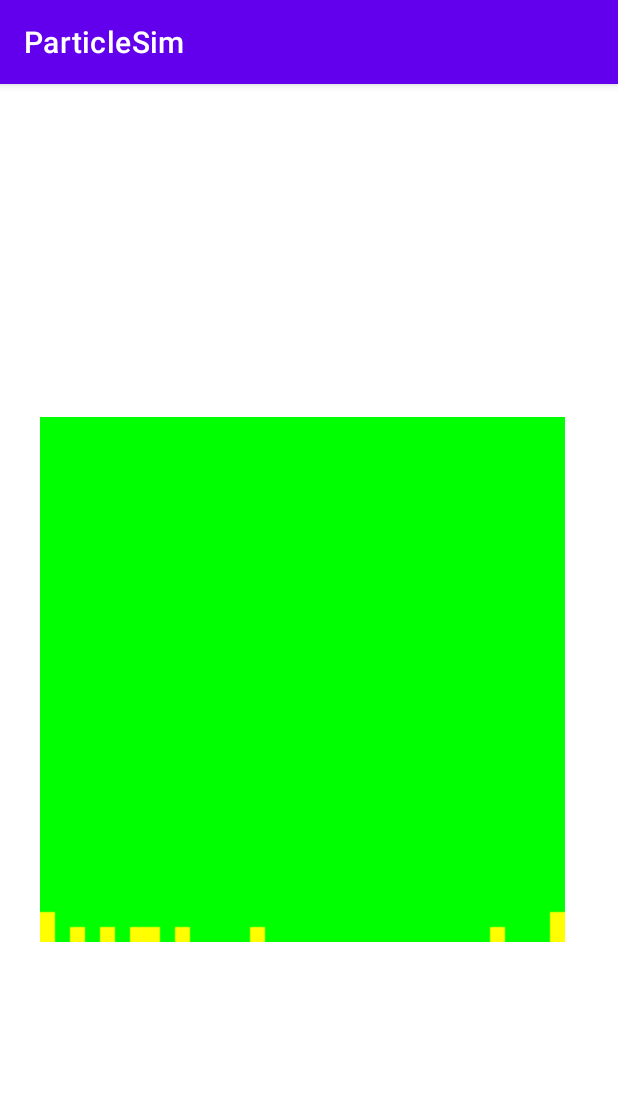
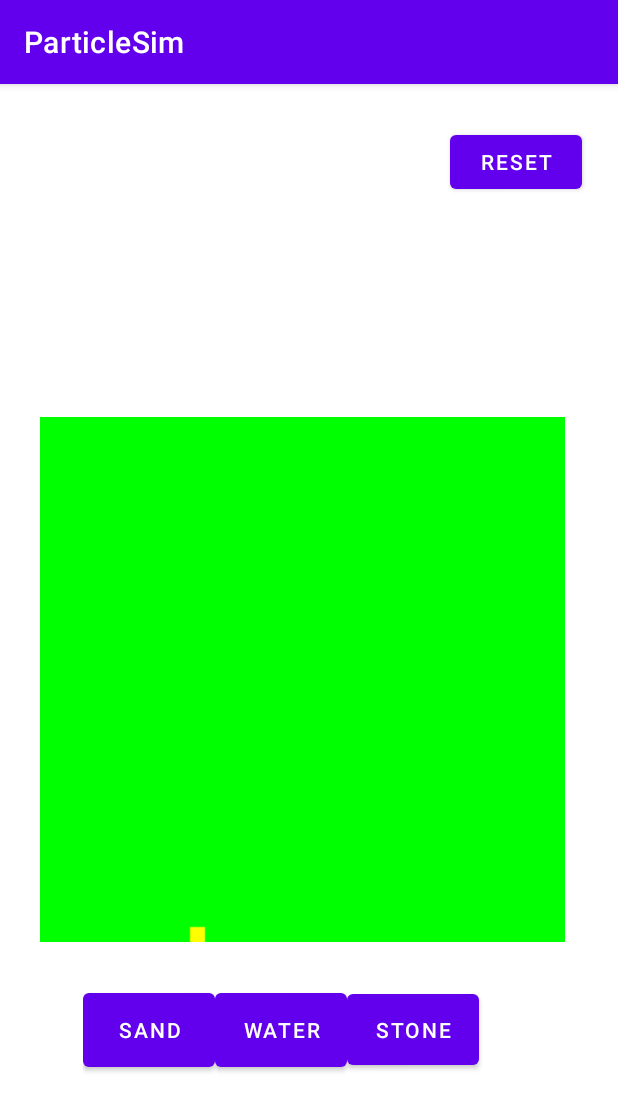
Before and after one commit to DoctorFoxy/ParticleSim, an Android app: the screen it shows after launch (MainActivity), on a phone screen of 412 x 824 dp. Shown: the top 1111 px of the screen. Run offline under Robolectric (Android 15) with nearby library versions, the phone set to English and light mode, and no system bars.

Commit message:
Added buttons for water, sand, stone and reset

```diff
--- a/app/build.gradle
+++ b/app/build.gradle
@@ -37,6 +37,7 @@ dependencies {
     implementation 'androidx.constraintlayout:constraintlayout:2.1.3'
     implementation 'androidx.navigation:navigation-fragment:2.3.5'
     implementation 'androidx.navigation:navigation-ui:2.3.5'
+    implementation 'androidx.gridlayout:gridlayout:1.0.0'
     testImplementation 'junit:junit:4.13.2'
     androidTestImplementation 'androidx.test.ext:junit:1.1.3'
     androidTestImplementation 'androidx.test.espresso:espresso-core:3.4.0'
--- a/app/src/main/java/com/example/particlesim/MainActivity.java
+++ b/app/src/main/java/com/example/particlesim/MainActivity.java
@@ -33,7 +33,6 @@ public class MainActivity extends AppCompatActivity {
     private Type selectedType;
 
     private boolean pressing;
-    private boolean halfTimePress;
     private int latestX;
     private int latestY;
 
@@ -48,7 +47,6 @@ public class MainActivity extends AppCompatActivity {
         simSpeed = 50;
         selectedType = Type.SAND;
         pressing = false;
-        halfTimePress = true;
 
         //
         gameBitmap = Bitmap.createBitmap(350,350, Bitmap.Config.ARGB_8888);
@@ -58,27 +56,15 @@ public class MainActivity extends AppCompatActivity {
         imageViewGame = (ImageView) findViewById(R.id.imageViewGame);
         imageViewGame.setImageBitmap(gameBitmap);
 
-        //Testing stuff
         particleWorld = new ParticleWorld(35,35);
-        Particle sand = new SandParticle(particleWorld);
-        //particleWorld.setParticle(2,6, new StoneParticle(particleWorld));
-        particleWorld.setParticle(2,2, sand);
-        particleWorld.setParticle(0,0, sand);
-        particleWorld.setParticle(4,0, sand);
-        particleWorld.setParticle(6,0, sand);
-        particleWorld.setParticle(7,0, sand);
-        particleWorld.setParticle(0,1, sand);
-        particleWorld.setParticle(9,0, sand);
-        particleWorld.setParticle(14,0, sand);
-        particleWorld.setParticle(34,0, sand);
-        particleWorld.setParticle(34,34, sand);
-        particleWorld.setParticle(30,11, new SandParticle(particleWorld));
+
+        particleWorld.setParticle(10,10,new SandParticle(particleWorld));
 
         //Repeats code
         tickHandler = new Handler();
         repeatedCode.run();
 
-        //Imageview Listener
+        //Imageview Listener (Game listener)
         imageViewGame.setOnTouchListener(new View.OnTouchListener() {
             @Override
             public boolean onTouch(View v, MotionEvent event) {
@@ -91,7 +77,6 @@ public class MainActivity extends AppCompatActivity {
                     latestX = parsedX;
                     latestY = parsedY;
                     newParticle(parsedX, parsedY, selectedType);
-                    halfTimePress = true;
                     pressing = true;
                 }
                 else if (event.getAction() == MotionEvent.ACTION_UP){
@@ -112,6 +97,32 @@ public class MainActivity extends AppCompatActivity {
                 return true;
             }
         });
+
+        //Button Listeners
+        findViewById(R.id.selectButtonSand).setOnClickListener(new View.OnClickListener() {
+            public void onClick(View v) {
+                selectedType = Type.SAND;
+            }
+        });
+
+        findViewById(R.id.selectButtonStone).setOnClickListener(new View.OnClickListener() {
+            public void onClick(View v) {
+                selectedType = Type.STONE;
+            }
+        });
+
+        findViewById(R.id.selectButtonWater).setOnClickListener(new View.OnClickListener() {
+            public void onClick(View v) {
+                selectedType = Type.WATER;
+            }
+        });
+
+        findViewById(R.id.resetButton).setOnClickListener(new View.OnClickListener() {
+            public void onClick(View v) {
+                particleWorld.fillWorldEmpty();
+                refresh();
+            }
+        });
     }
 
     Runnable repeatedCode = new Runnable() {
@@ -122,13 +133,7 @@ public class MainActivity extends AppCompatActivity {
 
             //Pressing stuff
             if (pressing) {
-                if (halfTimePress) {
-                    halfTimePress = false;
-                }
-                else {
-                    halfTimePress = true;
-                    newParticle(latestX,latestY,selectedType);
-                }
+                newParticle(latestX,latestY,selectedType);
             }
 
 
--- a/app/src/main/res/layout/activity_main.xml
+++ b/app/src/main/res/layout/activity_main.xml
@@ -16,5 +16,52 @@
         app:layout_constraintEnd_toEndOf="parent"
         app:layout_constraintHorizontal_bias="0.432"
         app:layout_constraintStart_toStartOf="parent"
-        app:srcCompat="@drawable/ic_launcher_background" />
+        app:srcCompat="@drawable/ic_launcher_background"
+        tools:ignore="ImageContrastCheck" />
+
+    <androidx.gridlayout.widget.GridLayout
+        android:layout_width="301dp"
+        android:layout_height="133dp"
+        android:layout_marginTop="28dp"
+        app:layout_constraintBottom_toBottomOf="parent"
+        app:layout_constraintEnd_toEndOf="parent"
+        app:layout_constraintStart_toStartOf="parent"
+        app:layout_constraintTop_toBottomOf="@+id/imageViewGame"
+        app:layout_constraintVertical_bias="0.0">
+
+        <Button
+            android:id="@+id/selectButtonSand"
+            android:layout_width="wrap_content"
+            android:layout_height="61dp"
+            android:text="Sand"
+            app:layout_column="0"
+            app:layout_row="0" />
+
+        <Button
+            android:id="@+id/selectButtonStone"
+            android:layout_width="wrap_content"
+            android:layout_height="59dp"
+            android:text="Stone"
+            app:layout_column="2"
+            app:layout_row="0" />
+
+        <Button
+            android:id="@+id/selectButtonWater"
+            android:layout_width="wrap_content"
+            android:layout_height="61dp"
+            android:text="Water"
+            app:layout_column="1"
+            app:layout_row="0" />
+    </androidx.gridlayout.widget.GridLayout>
+
+    <Button
+        android:id="@+id/resetButton"
+        android:layout_width="wrap_content"
+        android:layout_height="wrap_content"
+        android:layout_marginTop="28dp"
+        android:layout_marginEnd="24dp"
+        android:text="Reset"
+        app:layout_constraintEnd_toEndOf="parent"
+        app:layout_constraintTop_toTopOf="parent" />
+
 </androidx.constraintlayout.widget.ConstraintLayout>
```
